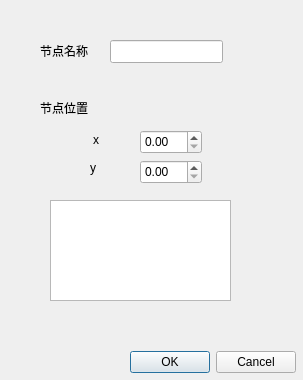
starpicke/ICS-system-opt, file addnode.ui: the form before one commit.
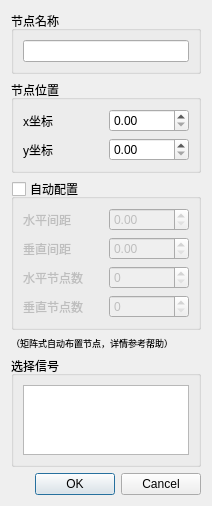
The form after the commit.

Commit message: 增加自动配置功能，优化界面。

```diff
--- a/addnode.ui
+++ b/addnode.ui
@@ -6,118 +6,142 @@
    <rect>
     <x>0</x>
     <y>0</y>
-    <width>303</width>
-    <height>380</height>
+    <width>212</width>
+    <height>466</height>
    </rect>
   </property>
   <property name="windowTitle">
    <string>Form</string>
   </property>
-  <widget class="QLabel" name="label">
-   <property name="geometry">
-    <rect>
-     <x>40</x>
-     <y>40</y>
-     <width>51</width>
-     <height>21</height>
-    </rect>
-   </property>
-   <property name="text">
+  <layout class="QGridLayout" name="gridLayout_4">
+   <item row="0" column="0">
+    <widget class="QGroupBox" name="groupBox_2">
+     <property name="title">
     <string>节点名称</string>
    </property>
-  </widget>
-  <widget class="QLineEdit" name="NodeName">
-   <property name="geometry">
-    <rect>
-     <x>110</x>
-     <y>40</y>
-     <width>113</width>
-     <height>23</height>
-    </rect>
-   </property>
-  </widget>
-  <widget class="QLabel" name="label_2">
-   <property name="geometry">
-    <rect>
-     <x>40</x>
-     <y>100</y>
-     <width>54</width>
-     <height>16</height>
-    </rect>
-   </property>
-   <property name="text">
+     <layout class="QGridLayout" name="gridLayout_2">
+      <item row="0" column="0">
+       <widget class="QLineEdit" name="NodeName"/>
+      </item>
+     </layout>
+    </widget>
+   </item>
+   <item row="1" column="0">
+    <widget class="QGroupBox" name="groupBox">
+     <property name="title">
     <string>节点位置</string>
    </property>
-  </widget>
+     <layout class="QGridLayout" name="gridLayout_5">
+      <item row="0" column="0">
   <widget class="QLabel" name="label_3">
-   <property name="geometry">
-    <rect>
-     <x>93</x>
-     <y>130</y>
-     <width>21</width>
-     <height>20</height>
-    </rect>
-   </property>
    <property name="text">
-    <string>x</string>
-   </property>
-  </widget>
+         <string>x坐标</string>
+        </property>
+       </widget>
+      </item>
+      <item row="0" column="1">
+       <widget class="QDoubleSpinBox" name="XSpinBox"/>
+      </item>
+      <item row="1" column="0">
   <widget class="QLabel" name="label_4">
-   <property name="geometry">
-    <rect>
-     <x>90</x>
-     <y>160</y>
-     <width>21</width>
-     <height>16</height>
-    </rect>
-   </property>
+        <property name="text">
+         <string>y坐标</string>
+        </property>
+       </widget>
+      </item>
+      <item row="1" column="1">
+       <widget class="QDoubleSpinBox" name="YSpinBox"/>
+      </item>
+     </layout>
+    </widget>
+   </item>
+   <item row="2" column="0">
+    <widget class="QGroupBox" name="AutosetBox">
+     <property name="title">
+      <string>自动配置</string>
+     </property>
+     <property name="checkable">
+      <bool>true</bool>
+     </property>
+     <property name="checked">
+      <bool>false</bool>
+     </property>
+     <layout class="QGridLayout" name="gridLayout">
+      <item row="0" column="0">
+       <widget class="QLabel" name="label">
    <property name="text">
-    <string>y</string>
-   </property>
-  </widget>
-  <widget class="QDoubleSpinBox" name="XSpinBox">
-   <property name="geometry">
-    <rect>
-     <x>140</x>
-     <y>130</y>
-     <width>62</width>
-     <height>24</height>
-    </rect>
-   </property>
-  </widget>
-  <widget class="QDoubleSpinBox" name="YSpinBox">
-   <property name="geometry">
-    <rect>
-     <x>140</x>
-     <y>160</y>
-     <width>62</width>
-     <height>24</height>
-    </rect>
-   </property>
-  </widget>
-  <widget class="QListWidget" name="listWidget">
-   <property name="geometry">
-    <rect>
-     <x>50</x>
-     <y>200</y>
-     <width>181</width>
-     <height>101</height>
-    </rect>
-   </property>
-  </widget>
+         <string>水平间距</string>
+        </property>
+       </widget>
+      </item>
+      <item row="2" column="0">
+       <widget class="QLabel" name="label_5">
+        <property name="text">
+         <string>水平节点数</string>
+        </property>
+       </widget>
+      </item>
+      <item row="1" column="0">
+       <widget class="QLabel" name="label_2">
+        <property name="text">
+         <string>垂直间距</string>
+        </property>
+       </widget>
+      </item>
+      <item row="1" column="2">
+       <widget class="QDoubleSpinBox" name="YINRSpinBox"/>
+      </item>
+      <item row="2" column="2">
+       <widget class="QSpinBox" name="HorizonSpinBox"/>
+      </item>
+      <item row="0" column="2">
+       <widget class="QDoubleSpinBox" name="XINRSpinBox"/>
+      </item>
+      <item row="3" column="0">
+       <widget class="QLabel" name="label_7">
+        <property name="text">
+         <string>垂直节点数</string>
+        </property>
+       </widget>
+      </item>
+      <item row="3" column="2">
+       <widget class="QSpinBox" name="VerticalspinBox"/>
+      </item>
+     </layout>
+    </widget>
+   </item>
+   <item row="3" column="0">
+    <widget class="QLabel" name="label_6">
+     <property name="font">
+      <font>
+       <pointsize>7</pointsize>
+      </font>
+     </property>
+     <property name="text">
+      <string>（矩阵式自动布置节点，详情参考帮助）</string>
+     </property>
+    </widget>
+   </item>
+   <item row="4" column="0">
+    <widget class="QGroupBox" name="groupBox_3">
+     <property name="title">
+      <string>选择信号</string>
+     </property>
+     <layout class="QGridLayout" name="gridLayout_3">
+      <item row="0" column="0">
+       <widget class="QListWidget" name="listWidget"/>
+      </item>
+     </layout>
+    </widget>
+   </item>
+   <item row="5" column="0">
   <widget class="QDialogButtonBox" name="buttonBox">
-   <property name="geometry">
-    <rect>
-     <x>130</x>
-     <y>350</y>
-     <width>166</width>
-     <height>24</height>
-    </rect>
-   </property>
    <property name="standardButtons">
     <set>QDialogButtonBox::Cancel|QDialogButtonBox::Ok</set>
    </property>
   </widget>
+   </item>
+  </layout>
  </widget>
  <resources/>
  <connections/>
```
Lines whose indentation alone changed are shown as unchanged. The commit also changes 10 other files.
